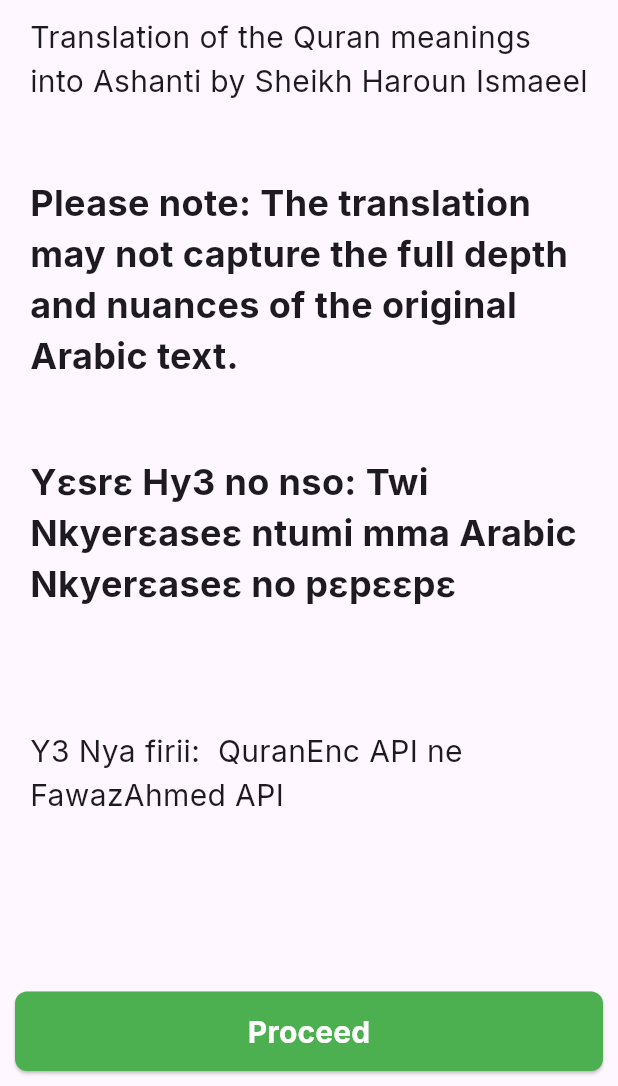
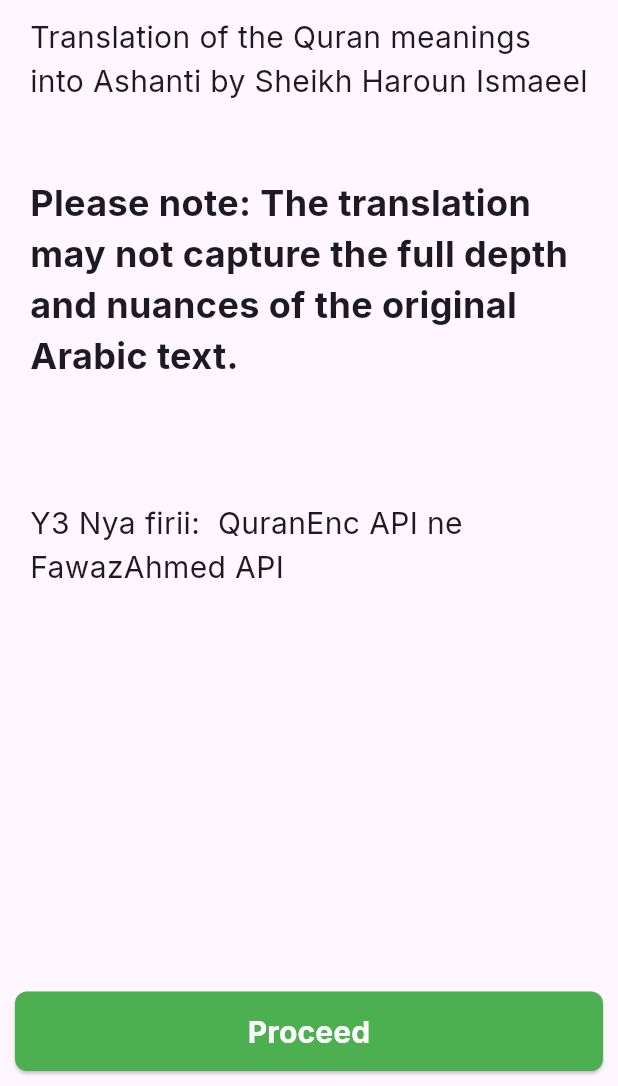
Before and after one commit to amazingsammed/twi_quran, a Flutter app: the screen it shows after launch, on a phone screen of 412 x 824 dp, the part 150-1236 px from its top. Run offline on Flutter 3.47's test engine with Material 3 defaults, Android fonts, the phone set to English and light mode, and no system bars; drawn by our look-alikes of upgrader; our stand-ins replace cached_network_image, dartz, equatable, get, google_fonts, internet_connection_checker and 4 more; missing offline and left inert: dart:ffi, translator; accounts and stored records are empty.

Commit message:
first upload to online

```diff
--- a/lib/features/authentication/presentation/auth.dart
+++ b/lib/features/authentication/presentation/auth.dart
@@ -24,9 +24,6 @@ class AuthPage extends StatelessWidget {
           Text("Translation of the Quran meanings into Ashanti by Sheikh Haroun Ismaeel",style: TextStyle(fontSize: 20),),
           SizedBox(height: 50,),
           Text("Please note: The translation may not capture the full depth and nuances of the original Arabic text.",style: TextStyle(fontSize: 24,fontWeight: FontWeight.bold),),
-          SizedBox(height: 50,),
-          Text("Yɛsrɛ Hy3 no nso: Twi Nkyerɛaseɛ ntumi mma Arabic Nkyerɛaseɛ no pɛpɛɛpɛ",style: TextStyle(fontSize: 24,fontWeight: FontWeight.bold),),
-
           SizedBox(height: 80,),
           Text("Y3 Nya firii:  QuranEnc API ne FawazAhmed API",style: TextStyle(fontSize: 20),),
         ],
--- a/lib/features/home/data/local/database.dart
+++ b/lib/features/home/data/local/database.dart
@@ -35,8 +35,8 @@ class Dbhelper  {
       await File(path).writeAsBytes(bytes, flush: true);
 
     }
-    sqfliteFfiInit();
-    databaseFactory = databaseFactoryFfi;
+    // sqfliteFfiInit();
+    // databaseFactory = databaseFactoryFfi;
 
     var theDb = await databaseFactory.openDatabase(path);
     return theDb;
@@ -75,7 +75,6 @@ Future<List<Chapters>> getChapters() async {
   }
   Future<bool> saveBookmarks(Surah surah) async {
     int id = surah.bookmark == 0 ?1:0;
-
     List<Surah> results= [];
     var dbClient = await db;
     var lists =
--- a/lib/features/home/presentation/component/surah_view_drawer.dart
+++ b/lib/features/home/presentation/component/surah_view_drawer.dart
@@ -26,7 +26,7 @@ class SurahViewDrawer extends GetView<HomeController> {
               value: controller.showArabic.value,
               onChanged: (e) {
                 controller.showArabic.value = e!;
-                Navigator.of(context).pop();
+              //  Navigator.of(context).pop();
               },
               title: Text("Show Arabic"),
             ),
@@ -34,7 +34,7 @@ class SurahViewDrawer extends GetView<HomeController> {
               value: controller.showAsanteTwi.value,
               onChanged: (e) {
                 controller.showAsanteTwi.value = e!;
-                Navigator.of(context).pop();
+               // Navigator.of(context).pop();
               },
               title: Text("Show Asanti Twi"),
             ),
@@ -42,7 +42,7 @@ class SurahViewDrawer extends GetView<HomeController> {
               value: controller.showEnglish.value,
               onChanged: (e) {
                 controller.showEnglish.value = e!;
-                Navigator.of(context).pop();
+               // Navigator.of(context).pop();
               },
               title: Text("Show English"),
             ),
--- a/lib/main.dart
+++ b/lib/main.dart
@@ -4,6 +4,7 @@ import 'package:translator/translator.dart';
 import 'package:twi_quran/features/authentication/presentation/auth.dart';
 import 'package:twi_quran/shared/network/network.dart';
 import 'package:twi_quran/shared/theme/theme.dart';
+import 'package:upgrader/upgrader.dart';
 
 import 'features/home/controller/home_controller.dart';
 import 'features/home/presentation/home.dart';
@@ -12,6 +13,7 @@ import 'features/home/presentation/master.dart';
 
 void main() async {
   WidgetsFlutterBinding.ensureInitialized();
+
   Get.put(HomeController());
   runApp(const MyApp());
 }
@@ -22,10 +24,12 @@ class MyApp extends StatelessWidget {
   @override
   Widget build(BuildContext context) {
     return GetMaterialApp(
-title: "Asante Twi Translation",
+      title: "Asante Twi Translation",
       themeMode: ThemeMode.system,
       theme: light,
-      home: AuthPage(),
+      home: UpgradeAlert(
+          showIgnore: false,
+          child: AuthPage()),
     );
   }
 }
--- a/pubspec.yaml
+++ b/pubspec.yaml
@@ -49,6 +49,7 @@ dependencies:
   path_provider: ^2.1.5
   sqflite_common_ffi: ^2.3.3
   flutter_launcher_icons: ^0.14.1
+  upgrader: ^10.3.0
 
 dev_dependencies:
   flutter_test:
```
Also changed, not shown: lib/features/home/presentation/component/verse_tile.dart (+18 -17 lines), pubspec.lock.
